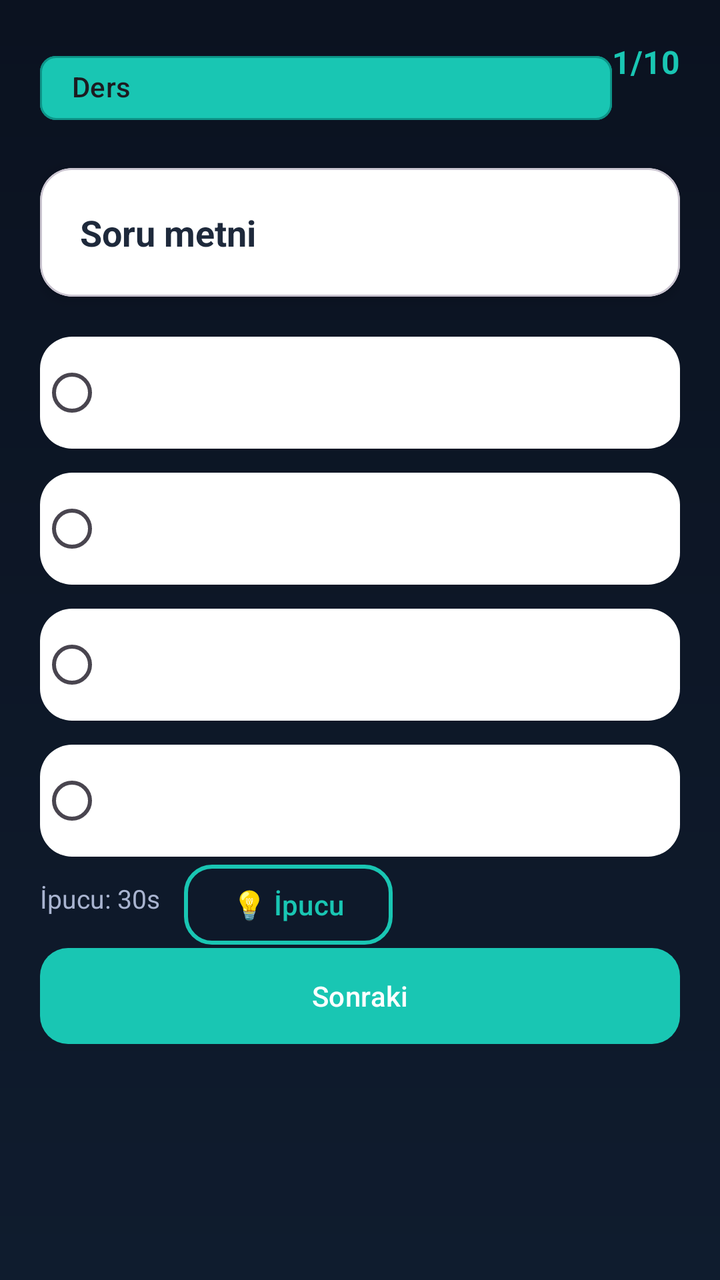
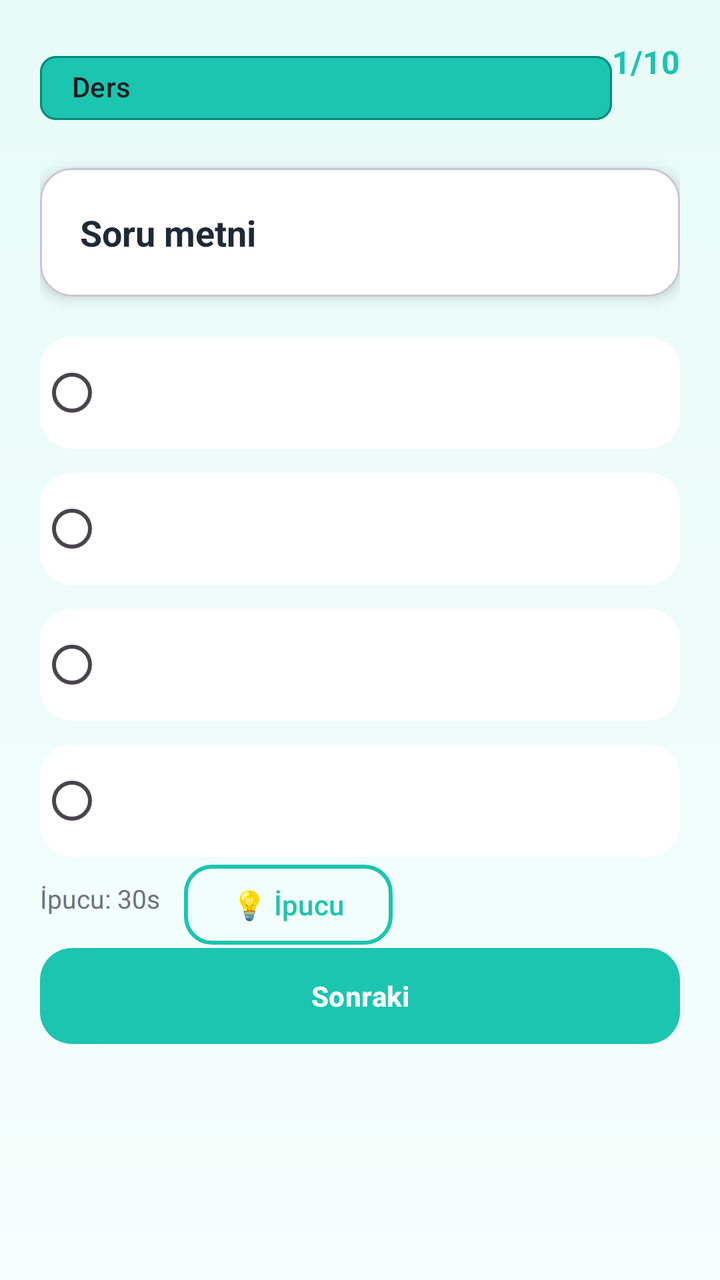

Screens rendered from an Android XML layout before and after an edit, with the pre-edit source and the edit as a unified diff.
<!-- AndroidManifest.xml: application theme Theme.BrainBuddy -->
<!-- res/layout/activity_quiz.xml -->
<?xml version="1.0" encoding="utf-8"?>
<ScrollView xmlns:android="http://schemas.android.com/apk/res/android"
    xmlns:app="http://schemas.android.com/apk/res-auto"
    android:layout_width="match_parent"
    android:layout_height="match_parent"
    android:background="@drawable/bg_gradient"
    android:fillViewport="true">

    <androidx.constraintlayout.widget.ConstraintLayout
        android:layout_width="match_parent"
        android:layout_height="wrap_content"
        android:padding="20dp">

        <com.google.android.material.chip.Chip
            android:id="@+id/subjectChip"
            android:layout_width="0dp"
            android:layout_height="wrap_content"
            android:text="Ders"
            app:chipBackgroundColor="@color/bb_turquoise"
            app:chipStrokeColor="@color/bb_turquoise_dark"
            app:layout_constraintTop_toTopOf="parent"
            app:layout_constraintStart_toStartOf="parent"
            app:layout_constraintEnd_toStartOf="@id/progressText"
            app:layout_constraintHorizontal_chainStyle="spread_inside"/>

        <TextView
            android:id="@+id/progressText"
            android:layout_width="wrap_content"
            android:layout_height="wrap_content"
            android:text="1/10"
            android:textSize="16sp"
            android:textStyle="bold"
            android:textColor="@color/bb_turquoise"
            app:layout_constraintTop_toTopOf="parent"
            app:layout_constraintEnd_toEndOf="parent"/>

        <ImageView
            android:id="@+id/questionImage"
            android:layout_width="0dp"
            android:layout_height="160dp"
            android:layout_marginTop="16dp"
            android:scaleType="fitCenter"
            android:visibility="gone"
            app:layout_constraintTop_toBottomOf="@id/subjectChip"
            app:layout_constraintStart_toStartOf="parent"
            app:layout_constraintEnd_toEndOf="parent"/>

        <com.google.android.material.card.MaterialCardView
            android:id="@+id/questionCard"
            android:layout_width="0dp"
            android:layout_height="wrap_content"
            app:cardCornerRadius="16dp"
            app:cardElevation="4dp"
            app:cardBackgroundColor="@color/white"
            android:layout_marginTop="16dp"
            app:layout_constraintTop_toBottomOf="@id/questionImage"
            app:layout_constraintStart_toStartOf="parent"
            app:layout_constraintEnd_toEndOf="parent">

            <TextView
                android:id="@+id/questionText"
                android:layout_width="match_parent"
                android:layout_height="wrap_content"
                android:text="Soru metni"
                android:textSize="18sp"
                android:textStyle="bold"
                android:textColor="@color/bb_text_dark"
                android:lineSpacingMultiplier="1.2"
                android:padding="20dp"/>
        </com.google.android.material.card.MaterialCardView>

        <RadioGroup
            android:id="@+id/optionsGroup"
            android:layout_width="0dp"
            android:layout_height="wrap_content"
            android:layout_marginTop="20dp"
            app:layout_constraintTop_toBottomOf="@id/questionCard"
            app:layout_constraintStart_toStartOf="parent"
            app:layout_constraintEnd_toEndOf="parent">

            <RadioButton
                android:id="@+id/optA"
                android:layout_width="match_parent"
                android:layout_height="wrap_content"
                android:minHeight="56dp"
                android:padding="16dp"
                android:layout_marginBottom="12dp"
                android:background="@drawable/bg_choice_button"
                android:textSize="16sp"
                android:textColor="@color/bb_text_dark"/>

            <RadioButton
                android:id="@+id/optB"
                android:layout_width="match_parent"
                android:layout_height="wrap_content"
                android:minHeight="56dp"
                android:padding="16dp"
                android:layout_marginBottom="12dp"
                android:background="@drawable/bg_choice_button"
                android:textSize="16sp"
                android:textColor="@color/bb_text_dark"/>

            <RadioButton
                android:id="@+id/optC"
                android:layout_width="match_parent"
                android:layout_height="wrap_content"
                android:minHeight="56dp"
                android:padding="16dp"
                android:layout_marginBottom="12dp"
                android:background="@drawable/bg_choice_button"
                android:textSize="16sp"
                android:textColor="@color/bb_text_dark"/>

            <RadioButton
                android:id="@+id/optD"
                android:layout_width="match_parent"
                android:layout_height="wrap_content"
                android:minHeight="56dp"
                android:padding="16dp"
                android:background="@drawable/bg_choice_button"
                android:textSize="16sp"
                android:textColor="@color/bb_text_dark"/>
        </RadioGroup>

        <TextView
            android:id="@+id/feedbackText"
            android:layout_width="0dp"
            android:layout_height="wrap_content"
            android:text="Geri bildirim"
            android:textSize="16sp"
            android:textStyle="bold"
            android:visibility="gone"
            android:layout_marginTop="16dp"
            app:layout_constraintTop_toBottomOf="@id/optionsGroup"
            app:layout_constraintStart_toStartOf="parent"
            app:layout_constraintEnd_toEndOf="parent"/>

        <TextView
            android:id="@+id/hintTimer"
            android:layout_width="wrap_content"
            android:layout_height="wrap_content"
            android:text="İpucu: 30s"
            android:textSize="13sp"
            android:textColor="@color/bb_text_muted"
            android:layout_marginTop="12dp"
            app:layout_constraintTop_toBottomOf="@id/feedbackText"
            app:layout_constraintStart_toStartOf="parent"/>

        <Button
            android:id="@+id/hintBtn"
            style="@style/BBButtonAlt"
            android:layout_width="wrap_content"
            android:layout_height="wrap_content"
            android:text="💡 İpucu"
            android:layout_marginStart="12dp"
            app:layout_constraintTop_toBottomOf="@id/feedbackText"
            app:layout_constraintStart_toEndOf="@id/hintTimer"/>

        <TextView
            android:id="@+id/hintText"
            android:layout_width="0dp"
            android:layout_height="wrap_content"
            android:text="İpucu metni"
            android:textSize="14sp"
            android:textColor="@color/bb_text_muted"
            android:visibility="gone"
            android:layout_marginTop="8dp"
            app:layout_constraintTop_toBottomOf="@id/hintTimer"
            app:layout_constraintStart_toStartOf="parent"
            app:layout_constraintEnd_toEndOf="parent"/>

        <Button
            android:id="@+id/submitBtn"
            style="@style/BB.Button"
            android:layout_width="0dp"
            android:layout_height="56dp"
            android:text="Cevabı Kontrol Et"
            android:visibility="gone"
            android:layout_marginTop="20dp"
            app:layout_constraintTop_toBottomOf="@id/hintText"
            app:layout_constraintStart_toStartOf="parent"
            app:layout_constraintEnd_toEndOf="parent"/>

        <Button
            android:id="@+id/finishTestBtn"
            style="@style/BBButtonAlt"
            android:layout_width="wrap_content"
            android:layout_height="48dp"
            android:text="Testi Bitir"
            android:visibility="gone"
            android:layout_marginTop="20dp"
            app:layout_constraintTop_toBottomOf="@id/hintText"
            app:layout_constraintEnd_toEndOf="parent"/>

        <Button
            android:id="@+id/nextBtn"
            style="@style/BB.Button"
            android:layout_width="0dp"
            android:layout_height="56dp"
            android:text="Sonraki"
            android:layout_marginTop="12dp"
            app:layout_constraintTop_toBottomOf="@id/finishTestBtn"
            app:layout_constraintStart_toStartOf="parent"
            app:layout_constraintEnd_toEndOf="parent"/>

    </androidx.constraintlayout.widget.ConstraintLayout>
</ScrollView>
<!-- resources referenced by this layout -->
<resources>
  <color name="bb_text_dark">#1E293B</color>
  <color name="bb_text_muted">#A9B4D0</color>
  <color name="bb_turquoise">#19C6B3</color>
  <color name="bb_turquoise_dark">#0D9488</color>
  <color name="white">#FFFFFF</color>
  <!-- drawable bg_choice_button (drawable) -->
  <?xml version="1.0" encoding="utf-8"?>
  <ripple xmlns:android="http://schemas.android.com/apk/res/android"
      android:color="@color/bb_turquoise">
      <item>
          <shape android:shape="rectangle">
              <solid android:color="@color/white"/>
              <corners android:radius="16dp"/>
          </shape>
      </item>
  </ripple>
  <!-- drawable bg_gradient (drawable) -->
  <?xml version="1.0" encoding="utf-8"?>
  <layer-list xmlns:android="http://schemas.android.com/apk/res/android">
      <item>
          <shape>
              <gradient
                  android:angle="270"
                  android:startColor="#0B1220"
                  android:endColor="#0F1C2E"/>
          </shape>
      </item>
  </layer-list>
  <style name="BB.Button" parent="BBButton" />
  <style name="BBButtonAlt" parent="Widget.Material3.Button.OutlinedButton">
          <item name="android:minHeight">48dp</item>
          <item name="cornerRadius">14dp</item>
          <item name="android:textAllCaps">false</item>
          <item name="android:textColor">@color/bb_primary</item>
          <item name="strokeColor">@color/bb_primary</item>
          <item name="strokeWidth">2dp</item>
      </style>
  <style name="Theme.BrainBuddy" parent="Theme.Material3.DayNight.NoActionBar">
          
          <item name="colorPrimary">@color/bb_primary</item>
          <item name="colorOnPrimary">@color/white</item>
          <item name="colorSecondary">@color/bb_secondary</item>
          <item name="colorOnSecondary">@color/white</item>
          <item name="colorTertiary">@color/bb_tertiary</item>
          <item name="colorOnTertiary">@color/white</item>
  
          
          <item name="android:windowBackground">@color/bb_bg</item>
          <item name="android:textColorPrimary">@color/bb_text</item>
          <item name="android:textColorSecondary">@color/bb_text_muted</item>
      </style>
  <style name="BBButton" parent="Widget.Material3.Button">
          <item name="android:minHeight">48dp</item>
          <item name="cornerRadius">14dp</item>
          <item name="android:textAllCaps">false</item>
          <item name="android:textColor">@color/white</item>
          <item name="backgroundTint">@color/bb_primary</item>
      </style>
  <color name="bb_primary">#19C6B3</color>
  <color name="bb_secondary">#38BDF8</color>
  <color name="bb_tertiary">#A78BFA</color>
  <color name="bb_bg">#0B1220</color>
  <color name="bb_text">#EAF0FF</color>
</resources>

<!-- the commit's change to res/layout/activity_quiz.xml (unified diff, before → after) -->
@@ -182,24 +182,13 @@
             app:layout_constraintEnd_toEndOf="parent"/>
 
         <Button
-            android:id="@+id/finishTestBtn"
-            style="@style/BBButtonAlt"
-            android:layout_width="wrap_content"
-            android:layout_height="48dp"
-            android:text="Testi Bitir"
-            android:visibility="gone"
-            android:layout_marginTop="20dp"
-            app:layout_constraintTop_toBottomOf="@id/hintText"
-            app:layout_constraintEnd_toEndOf="parent"/>
-
-        <Button
             android:id="@+id/nextBtn"
             style="@style/BB.Button"
             android:layout_width="0dp"
             android:layout_height="56dp"
             android:text="Sonraki"
             android:layout_marginTop="12dp"
-            app:layout_constraintTop_toBottomOf="@id/finishTestBtn"
+            app:layout_constraintTop_toBottomOf="@id/hintText"
             app:layout_constraintStart_toStartOf="parent"
             app:layout_constraintEnd_toEndOf="parent"/>
 
<!-- resource entries referenced after the edit -->
@@ -1,9 +1,9 @@
 <!-- resources referenced by this layout -->
 <resources>
-  <color name="bb_text_dark">#1E293B</color>
-  <color name="bb_text_muted">#A9B4D0</color>
-  <color name="bb_turquoise">#19C6B3</color>
-  <color name="bb_turquoise_dark">#0D9488</color>
+  <color name="bb_text_dark">#1F2937</color>
+  <color name="bb_text_muted">#6B7280</color>
+  <color name="bb_turquoise">#1BC5B0</color>
+  <color name="bb_turquoise_dark">#00897B</color>
   <color name="white">#FFFFFF</color>
   <!-- drawable bg_choice_button (drawable) -->
   <?xml version="1.0" encoding="utf-8"?>
@@ -23,8 +23,8 @@
           <shape>
               <gradient
                   android:angle="270"
-                  android:startColor="#0B1220"
-                  android:endColor="#0F1C2E"/>
+                  android:startColor="#E8FBF7"
+                  android:endColor="#F5FFFD"/>
           </shape>
       </item>
   </layer-list>
@@ -37,31 +37,30 @@
           <item name="strokeColor">@color/bb_primary</item>
           <item name="strokeWidth">2dp</item>
       </style>
-  <style name="Theme.BrainBuddy" parent="Theme.Material3.DayNight.NoActionBar">
-          
+  <style name="Theme.BrainBuddy" parent="Theme.Material3.Light.NoActionBar">
           <item name="colorPrimary">@color/bb_primary</item>
           <item name="colorOnPrimary">@color/white</item>
           <item name="colorSecondary">@color/bb_secondary</item>
           <item name="colorOnSecondary">@color/white</item>
-          <item name="colorTertiary">@color/bb_tertiary</item>
-          <item name="colorOnTertiary">@color/white</item>
-  
-          
+          <item name="colorTertiary">@color/bb_accent</item>
+          <item name="colorOnTertiary">@color/black</item>
           <item name="android:windowBackground">@color/bb_bg</item>
           <item name="android:textColorPrimary">@color/bb_text</item>
           <item name="android:textColorSecondary">@color/bb_text_muted</item>
       </style>
   <style name="BBButton" parent="Widget.Material3.Button">
-          <item name="android:minHeight">48dp</item>
-          <item name="cornerRadius">14dp</item>
+          <item name="android:minHeight">56dp</item>
+          <item name="cornerRadius">16dp</item>
           <item name="android:textAllCaps">false</item>
           <item name="android:textColor">@color/white</item>
+          <item name="android:textStyle">bold</item>
           <item name="backgroundTint">@color/bb_primary</item>
       </style>
-  <color name="bb_primary">#19C6B3</color>
-  <color name="bb_secondary">#38BDF8</color>
-  <color name="bb_tertiary">#A78BFA</color>
-  <color name="bb_bg">#0B1220</color>
-  <color name="bb_text">#EAF0FF</color>
+  <color name="bb_primary">#1BC5B0</color>
+  <color name="bb_secondary">#00897B</color>
+  <color name="bb_accent">#FFC107</color>
+  <color name="black">#000000</color>
+  <color name="bb_bg">#E8FBF7</color>
+  <color name="bb_text">#1F2937</color>
 </resources>
 
